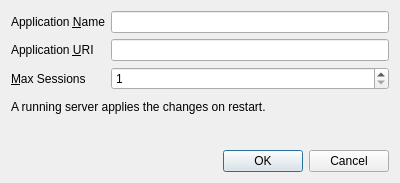
Before: the Qt Designer form src/ui/dialogs/serversettingsdialog.ui in sanny32/OpenUaSim, drawn with Qt 5.
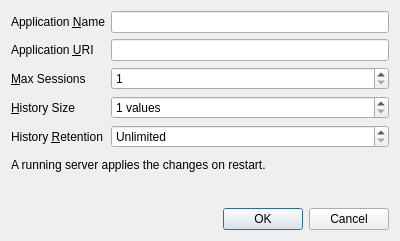
After: the same form once the commit is applied.

Commit message:
Add variable historizing with an in-memory value history
Variables get a Historizing flag that records their values for clients to
read with HistoryRead. HistoryStore keeps the history in memory, bounded by
a value count per variable and an optional retention time set in Server
Settings. Every variable of the default project historizes.

Patch:
```diff
--- a/src/ui/dialogs/serversettingsdialog.ui
+++ b/src/ui/dialogs/serversettingsdialog.ui
@@ -60,6 +60,55 @@
        </property>
       </widget>
      </item>
+     <item row="3" column="0">
+      <widget class="QLabel" name="historyMaxValuesLabel">
+       <property name="text">
+        <string>&amp;History Size</string>
+       </property>
+       <property name="buddy">
+        <cstring>historyMaxValuesSpin</cstring>
+       </property>
+      </widget>
+     </item>
+     <item row="3" column="1">
+      <widget class="QSpinBox" name="historyMaxValuesSpin">
+       <property name="toolTip">
+        <string>Values kept per historizing variable; the oldest are dropped first</string>
+       </property>
+       <property name="suffix">
+        <string> values</string>
+       </property>
+       <property name="minimum">
+        <number>1</number>
+       </property>
+      </widget>
+     </item>
+     <item row="4" column="0">
+      <widget class="QLabel" name="historyMaxAgeLabel">
+       <property name="text">
+        <string>History &amp;Retention</string>
+       </property>
+       <property name="buddy">
+        <cstring>historyMaxAgeSpin</cstring>
+       </property>
+      </widget>
+     </item>
+     <item row="4" column="1">
+      <widget class="QSpinBox" name="historyMaxAgeSpin">
+       <property name="toolTip">
+        <string>Drop values older than this, counted from the newest value of the variable</string>
+       </property>
+       <property name="specialValueText">
+        <string>Unlimited</string>
+       </property>
+       <property name="suffix">
+        <string> min</string>
+       </property>
+       <property name="minimum">
+        <number>0</number>
+       </property>
+      </widget>
+     </item>
     </layout>
    </item>
    <item>
```
The commit also changes 37 other files.
